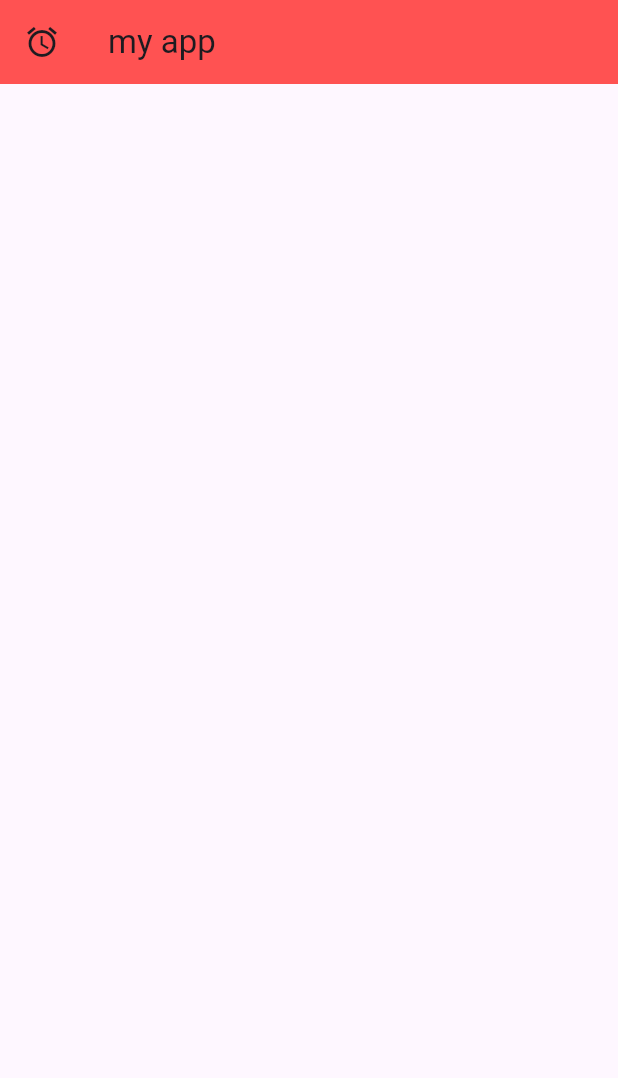
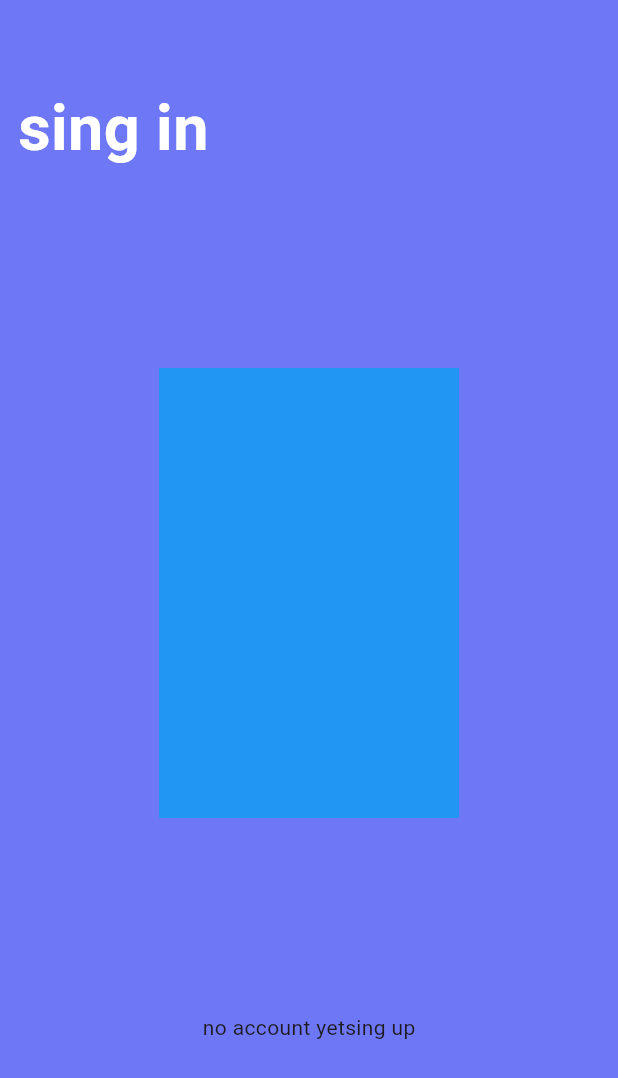
Before and after one commit to AliFarmaniDev/simple-login, a Flutter app: the screen it shows after launch, on a phone screen of 412 x 824 dp. Shown: the top 1078 px of the screen. Run offline on Flutter 3.47's test engine with Material 3 defaults, Android fonts, the phone set to English and light mode, and no system bars.

Commit message:
create login view

```diff
--- a/lib/main.dart
+++ b/lib/main.dart
@@ -1,5 +1,7 @@
 import 'package:flutter/material.dart';
 
+// import pages
+import './view/pages/login/login_page.dart';
 void main() {
   runApp(const MyApp());
 }
@@ -11,23 +13,7 @@ class MyApp extends StatelessWidget {
   Widget build(BuildContext context) {
     return MaterialApp(
       title: "this is my application",
-      home: Home(),
+      home: LoginPage(),
     );
   }
 }
-
-//create home wigets
-class Home extends StatelessWidget {
-  const Home({super.key});
-
-  @override
-  Widget build(BuildContext context) {
-    return Scaffold(
-      appBar: AppBar(
-        title: Text("my app"),
-        leading: IconButton(onPressed: () {}, icon: Icon(Icons.alarm)),
-        backgroundColor: Colors.redAccent,
-      ),
-    );
-  }
-}
--- /dev/null
+++ b/lib/view/pages/login/login_page.dart
@@ -0,0 +1,47 @@
+import 'package:flutter/material.dart';
+
+class LoginPage extends StatelessWidget {
+  const LoginPage({super.key});
+
+  @override
+  Widget build(BuildContext context) {
+    return Scaffold(
+      backgroundColor: Color.fromRGBO(110, 120, 247, 1),
+      appBar: AppBar(
+        backgroundColor: Color.fromRGBO(110, 120, 247, 1),
+      ),
+      body: Padding(
+        padding: EdgeInsets.symmetric(horizontal: 12),
+        child: Column(
+          children: [
+            Align(
+              alignment: Alignment.centerLeft,
+              child: Text(
+                "sing in",
+                style: TextStyle(
+                    fontSize: 42,
+                    fontWeight: FontWeight.bold,
+                    color: Colors.white),
+              ),
+            ),
+            Spacer(),
+            Container(
+              width: 200,
+              height: 300,
+              color: Colors.blue,
+            ),
+            Spacer(),
+            Row(
+              mainAxisAlignment: MainAxisAlignment.center,
+              children: [
+                Text("no account yet"),
+                Text("sing up"),
+              ],
+            ),
+            Spacer(),
+          ],
+        ),
+      ),
+    );
+  }
+}
```
